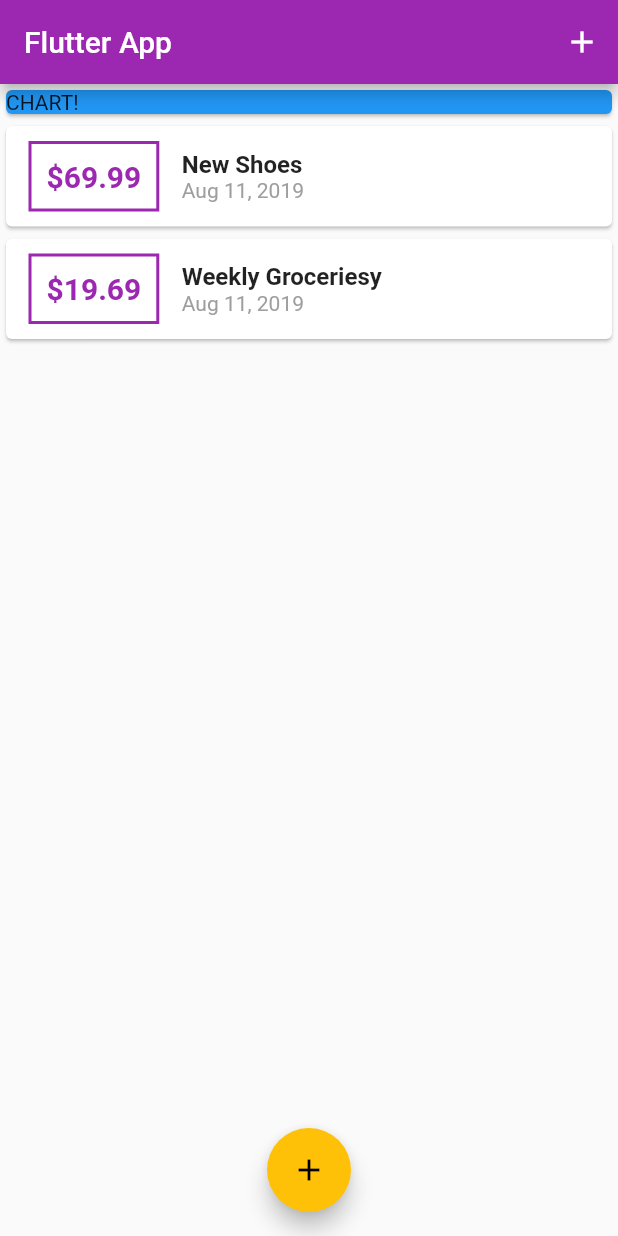
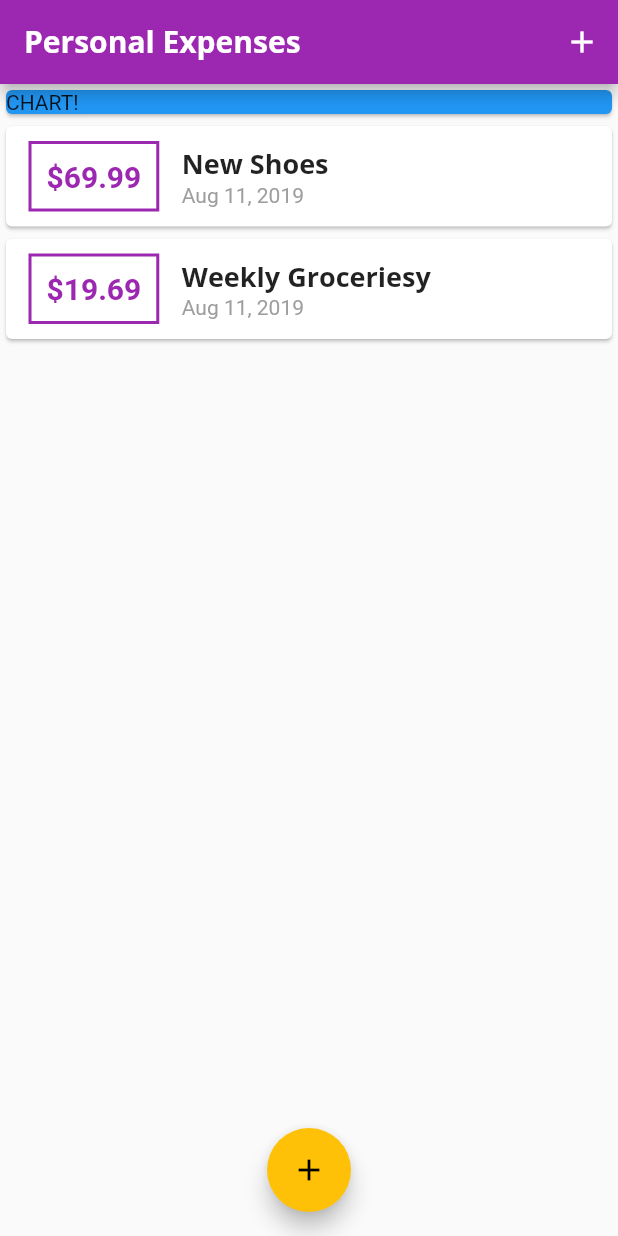
Before and after one commit to CodenameCOTC/personale, a Flutter app: the screen it shows after launch, on a phone screen of 412 x 824 dp. Run offline on Flutter 3.47's test engine with Material 2 defaults, Android fonts, the phone set to English and light mode, and no system bars.

Commit message:
add custom fonts

```diff
--- a/lib/main.dart
+++ b/lib/main.dart
@@ -14,6 +14,23 @@ class MyApp extends StatelessWidget {
       theme: ThemeData(
         primarySwatch: Colors.purple,
         accentColor: Colors.amber,
+        fontFamily: 'Quicksand',
+        textTheme: ThemeData.light().textTheme.copyWith(
+              title: TextStyle(
+                fontFamily: 'Open Sans',
+                fontSize: 18,
+                fontWeight: FontWeight.bold,
+              ),
+            ),
+        appBarTheme: AppBarTheme(
+          textTheme: ThemeData.light().textTheme.copyWith(
+                title: TextStyle(
+                  fontFamily: 'Open Sans',
+                  fontSize: 20,
+                  fontWeight: FontWeight.bold,
+                ),
+              ),
+        ),
       ),
       home: MyHomePage(),
     );
@@ -70,7 +87,7 @@ class _MyHomePageState extends State<MyHomePage> {
   Widget build(BuildContext context) {
     return Scaffold(
       appBar: AppBar(
-        title: Text('Flutter App'),
+        title: Text('Personal Expenses'),
         actions: <Widget>[
           IconButton(
             icon: Icon(Icons.add),
--- a/lib/widgets/transaction_list.dart
+++ b/lib/widgets/transaction_list.dart
@@ -41,10 +41,7 @@ class TransactionList extends StatelessWidget {
                   children: <Widget>[
                     Text(
                       transactions[index].title,
-                      style: TextStyle(
-                        fontSize: 16,
-                        fontWeight: FontWeight.bold,
-                      ),
+                      style: Theme.of(context).textTheme.title,
                     ),
                     Text(
                       DateFormat.yMMMd().format(transactions[index].date),
```
Also changed, not shown: pubspec.yaml (+12 -6 lines), assets/fonts/OpenSans-Bold.ttf (added), assets/fonts/OpenSans-Regular.ttf (added), assets/fonts/Quicksand-Bold.ttf (added), assets/fonts/Quicksand-Light.ttf (added), assets/fonts/Quicksand-Medium.ttf (added), assets/fonts/Quicksand-Regular.ttf (added).
